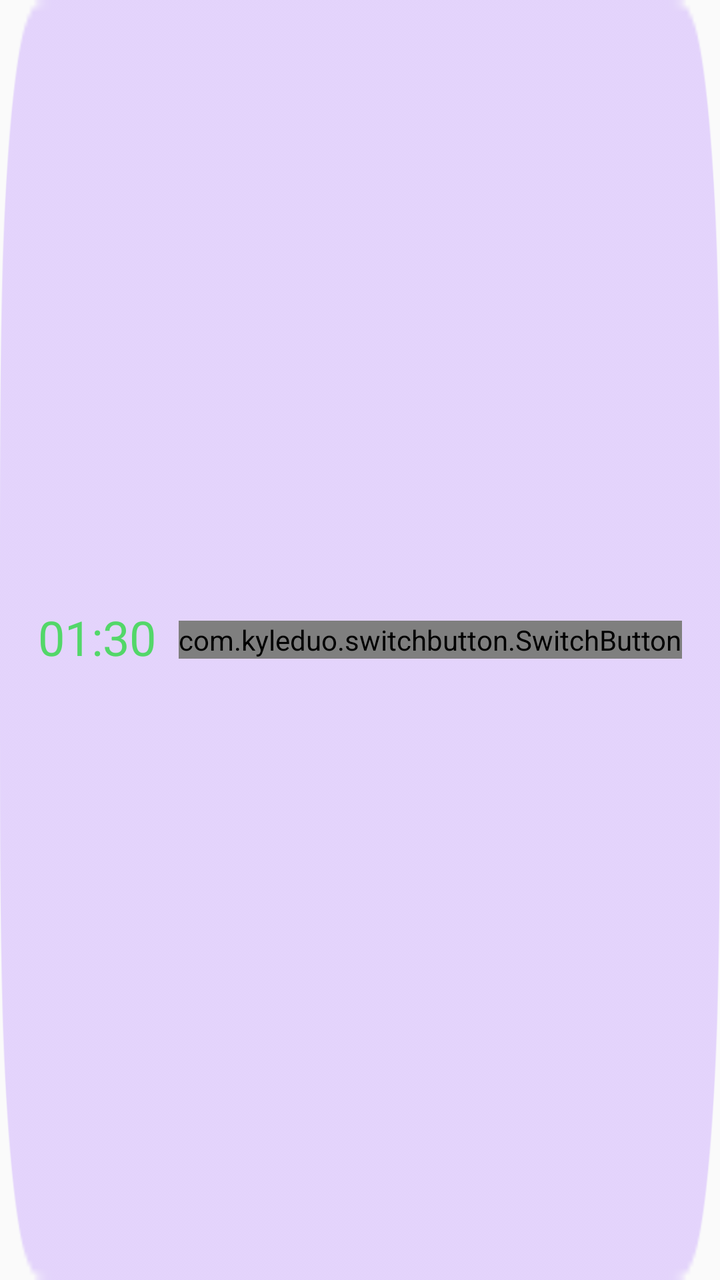
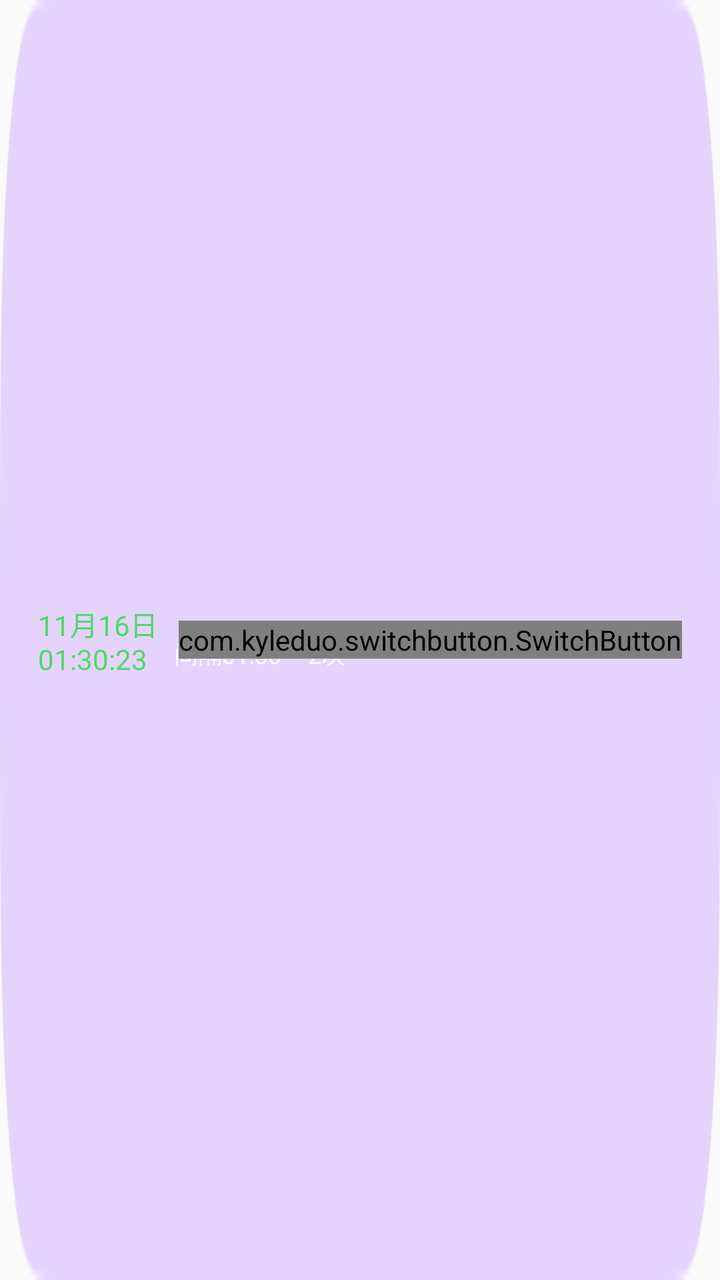

Compare the two renders of this Android layout. The source of the first and the diff that turns it into the second are given below.
<!-- AndroidManifest.xml: application theme AppTheme -->
<!-- res/layout/item_timer.xml -->
<?xml version="1.0" encoding="utf-8"?>
<RelativeLayout xmlns:android="http://schemas.android.com/apk/res/android"
    xmlns:app="http://schemas.android.com/apk/res-auto"
    xmlns:tools="http://schemas.android.com/tools"
    android:id="@+id/rl_timer_background"
    android:layout_width="match_parent"
    android:layout_height="wrap_content"
    android:background="@drawable/timer_list_selector">

    <LinearLayout
        android:layout_width="wrap_content"
        android:layout_height="wrap_content"
        android:layout_centerVertical="true"
        android:layout_marginStart="@dimen/main_margin_horizontal"
        android:orientation="horizontal">

        <TextView
            android:id="@+id/tv_time"
            android:layout_width="wrap_content"
            android:layout_height="wrap_content"
            android:includeFontPadding="false"
            android:text="01:30"
            android:textColor="@color/colorTimerGreen"
            android:textSize="@dimen/timer_list_time_text_size" />

        <TextView
            android:id="@+id/tv_interval"
            android:layout_width="wrap_content"
            android:layout_height="wrap_content"
            android:layout_marginStart="@dimen/timer_button_margin_top"
            android:text="间隔01:30"
            android:textColor="@color/colorWhite"
            android:textSize="@dimen/timer_list_interval_text_size" />

        <TextView
            android:id="@+id/tv_times"
            android:layout_width="wrap_content"
            android:layout_height="wrap_content"
            android:layout_marginStart="@dimen/timer_button_margin_top"
            android:text="4次"
            android:textColor="@color/colorWhite"
            android:textSize="@dimen/timer_list_interval_text_size" />

    </LinearLayout>

    <com.kyleduo.switchbutton.SwitchButton
        android:id="@+id/switch_button"
        android:layout_width="wrap_content"
        android:layout_height="wrap_content"
        android:layout_alignParentEnd="true"
        android:layout_centerVertical="true"
        android:layout_marginEnd="@dimen/main_margin_horizontal"
        app:kswAnimationDuration="300"
        app:kswBackDrawable="@drawable/switch_back_drawable"
        app:kswThumbDrawable="@drawable/bottom_switch"
        app:kswThumbMarginBottom="2dp"
        app:kswThumbMarginTop="2dp"
        app:kswThumbRangeRatio="1.98"
        tools:ignore="RelativeOverlap" />

</RelativeLayout>
<!-- resources referenced by this layout -->
<resources>
  <color name="colorTimerGreen">#53D769</color>
  <color name="colorWhite">#FFFFFF</color>
  <dimen name="main_margin_horizontal">19dp</dimen>
  <dimen name="timer_button_margin_top">13.3dp</dimen>
  <dimen name="timer_list_interval_text_size">12sp</dimen>
  <dimen name="timer_list_time_text_size">24sp</dimen>
  <!-- drawable bottom_switch: png bitmap (drawable-hdpi, 1309 bytes) -->
  <!-- drawable switch_back_drawable (drawable) -->
  <?xml version="1.0" encoding="utf-8"?>
  <selector xmlns:android="http://schemas.android.com/apk/res/android">
      <item android:state_checked="true" android:state_enabled="false">
          <shape>
              <solid android:color="#b3ecbc" />
              <corners android:radius="120dp" />
          </shape>
      </item>
      <item android:state_checked="false" android:state_enabled="false">
          <shape>
              <solid android:color="#786A9B" />
              <corners android:radius="120dp" />
              <stroke android:width="1.9dp" android:color="#786A9B" />
          </shape>
      </item>
      <item android:state_checked="true">
          <shape>
              <solid android:color="@color/colorTimerGreen" />
              <corners android:radius="120dp" />
          </shape>
      </item>
      <item>
          <shape>
              <solid android:color="#786A9B" />
              <corners android:radius="99dp" />
              <stroke android:width="1.5dp" android:color="#786A9B" />
          </shape>
      </item>
  </selector>
  <!-- drawable timer_list_selector (drawable) -->
  <?xml version="1.0" encoding="utf-8"?>
  <selector xmlns:android="http://schemas.android.com/apk/res/android">
      <item android:drawable="@drawable/list_p" android:state_pressed="true" />
      <item android:drawable="@drawable/list_n" />
  
  </selector>
  <style name="AppTheme" parent="Theme.AppCompat.Light.NoActionBar">
          
          <item name="colorPrimary">@color/colorPrimary</item>
          <item name="colorPrimaryDark">@color/colorPrimaryDark</item>
          <item name="colorAccent">@color/colorAccent</item>
      </style>
  <!-- drawable list_p: png bitmap (drawable-hdpi, 2068 bytes) -->
  <!-- drawable list_n: png bitmap (drawable-hdpi, 1944 bytes) -->
  <color name="colorPrimary">#6200EE</color>
  <color name="colorPrimaryDark">#3700B3</color>
  <color name="colorAccent">#03DAC5</color>
</resources>

<!-- the commit's change to res/layout/item_timer.xml (unified diff, before → after) -->
@@ -7,19 +7,28 @@
     android:layout_height="wrap_content"
     android:background="@drawable/timer_list_selector">
 
-    <LinearLayout
+    <RelativeLayout
         android:layout_width="wrap_content"
         android:layout_height="wrap_content"
         android:layout_centerVertical="true"
-        android:layout_marginStart="@dimen/main_margin_horizontal"
-        android:orientation="horizontal">
+        android:layout_marginStart="@dimen/main_margin_horizontal">
+
+        <TextView
+            android:id="@+id/tv_date"
+            android:layout_width="wrap_content"
+            android:layout_height="wrap_content"
+            android:includeFontPadding="false"
+            android:text="11月16日"
+            android:textColor="@color/colorTimerGreen"
+            android:textSize="@dimen/timer_list_time_text_size" />
 
         <TextView
             android:id="@+id/tv_time"
             android:layout_width="wrap_content"
             android:layout_height="wrap_content"
+            android:layout_below="@id/tv_date"
             android:includeFontPadding="false"
-            android:text="01:30"
+            android:text="01:30:23"
             android:textColor="@color/colorTimerGreen"
             android:textSize="@dimen/timer_list_time_text_size" />
 
@@ -27,7 +36,10 @@
             android:id="@+id/tv_interval"
             android:layout_width="wrap_content"
             android:layout_height="wrap_content"
+            android:layout_alignBottom="@id/tv_time"
             android:layout_marginStart="@dimen/timer_button_margin_top"
+            android:layout_marginBottom="2.5dp"
+            android:layout_toEndOf="@id/tv_time"
             android:text="间隔01:30"
             android:textColor="@color/colorWhite"
             android:textSize="@dimen/timer_list_interval_text_size" />
@@ -36,12 +48,15 @@
             android:id="@+id/tv_times"
             android:layout_width="wrap_content"
             android:layout_height="wrap_content"
+            android:layout_alignBottom="@id/tv_time"
             android:layout_marginStart="@dimen/timer_button_margin_top"
-            android:text="4次"
+            android:layout_marginBottom="2.5dp"
+            android:layout_toEndOf="@id/tv_interval"
+            android:text="2次"
             android:textColor="@color/colorWhite"
             android:textSize="@dimen/timer_list_interval_text_size" />
 
-    </LinearLayout>
+    </RelativeLayout>
 
     <com.kyleduo.switchbutton.SwitchButton
         android:id="@+id/switch_button"
<!-- resource entries referenced after the edit -->
@@ -5,7 +5,7 @@
   <dimen name="main_margin_horizontal">19dp</dimen>
   <dimen name="timer_button_margin_top">13.3dp</dimen>
   <dimen name="timer_list_interval_text_size">12sp</dimen>
-  <dimen name="timer_list_time_text_size">24sp</dimen>
+  <dimen name="timer_list_time_text_size">14sp</dimen>
   <!-- drawable bottom_switch: png bitmap (drawable-hdpi, 1309 bytes) -->
   <!-- drawable switch_back_drawable (drawable) -->
   <?xml version="1.0" encoding="utf-8"?>
